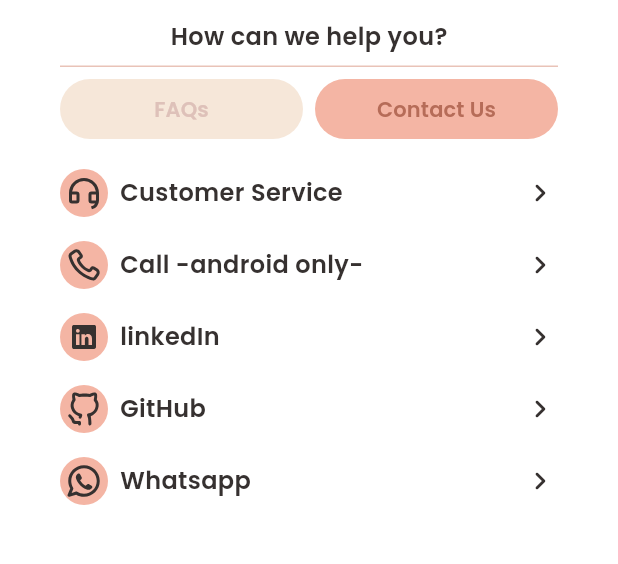
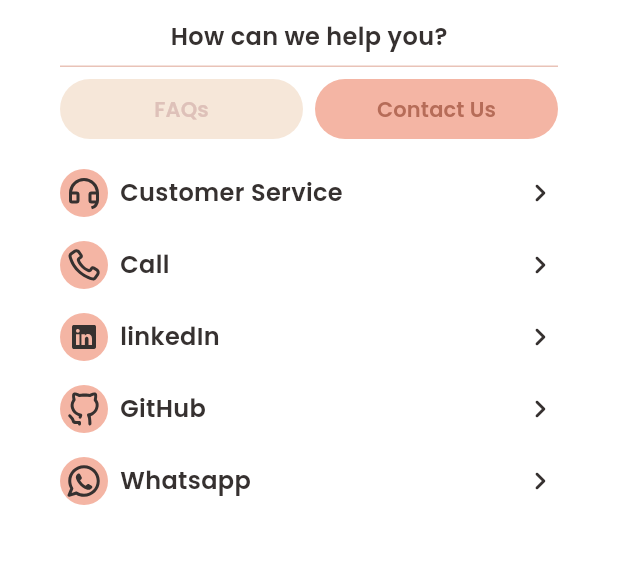
Before and after one commit to Ahmedmahmouddd/Customer_support_task, a Flutter app: the HelpFaqsView screen opened by its route, after a tap on "Contact Us", on a phone screen of 412 x 824 dp, the part 65-629 px from its top. Run offline on Flutter 3.47's test engine with Material 3 defaults, Android fonts, the phone set to English and light mode, and no system bars; our stand-ins replace cloud_firestore, firebase_core, firebase_storage, flutter_svg, get, image_picker; accounts and stored records are empty.

```diff
--- a/lib/modules/help_faq/views/help_faqs_view.dart
+++ b/lib/modules/help_faq/views/help_faqs_view.dart
@@ -73,7 +73,7 @@ class _HelpFaqsViewState extends State<HelpFaqsView> {
                   ),
                   ContactUsTile(
                     onTap: () async => await launch('tel://+201017094431'),
-                    title: "${S.of(context).call} -android only- ",
+                    title: S.of(context).call,
                     image: "assets/icons/call.svg",
                   ),
                   ContactUsTile(
```
Also changed, not shown: 5 other files.
